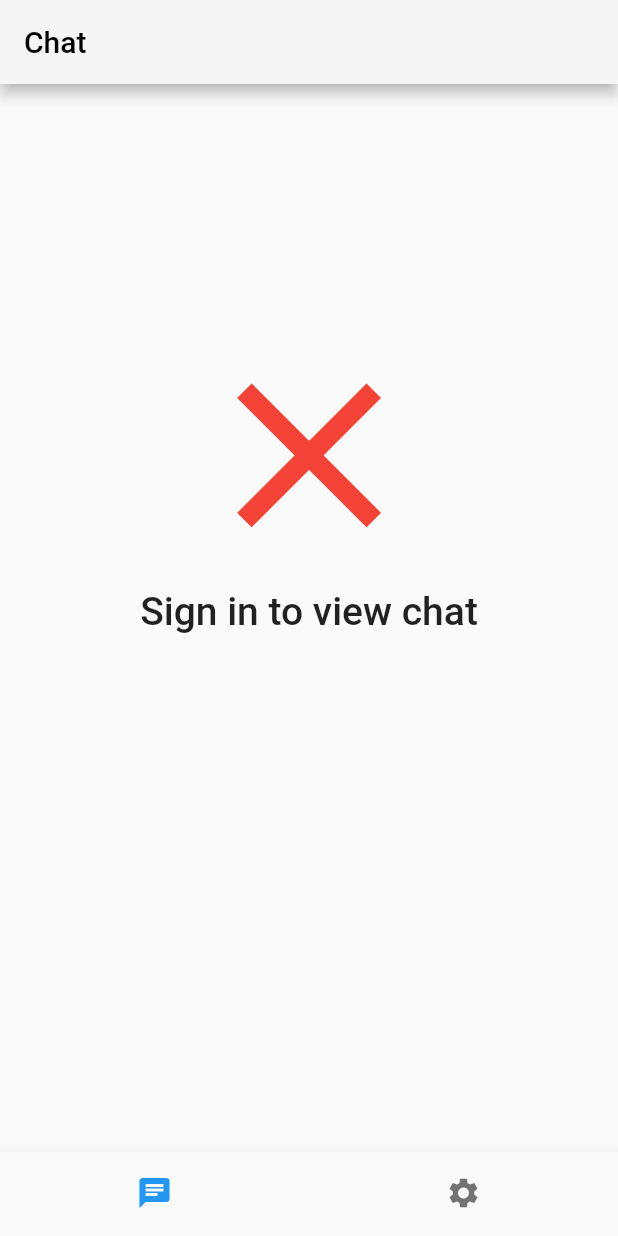
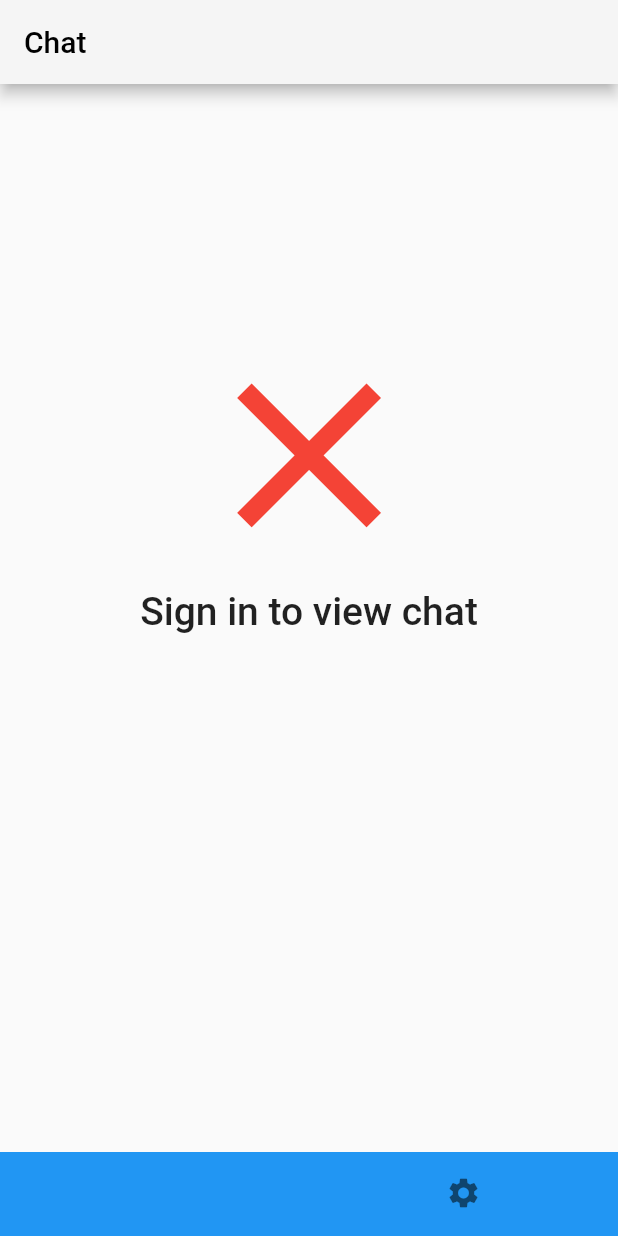
Before and after one commit to kylerwsm/whatsup, a Flutter app: the screen it shows after launch, on a phone screen of 412 x 824 dp. Run offline on Flutter 3.47's test engine with Material 2 defaults, Android fonts, the phone set to English and light mode, and no system bars; our stand-ins replace cloud_firestore, firebase_auth, google_sign_in; accounts and stored records are empty.

Commit message:
enhanced look of text input and bnb

```diff
--- a/lib/main.dart
+++ b/lib/main.dart
@@ -66,6 +66,8 @@ class _BottomNavigatorViewState extends State<BottomNavigatorView> {
         // and unselected font sizes to emphasize the selected option.
         unselectedFontSize: 12.0,
         selectedFontSize: 12.0,
+        backgroundColor: Theme.of(context).primaryColor,
+        elevation: 0.0,
         // The current active index is represented by our
         // [currentIndex] variable.
         currentIndex: currentIndex,
```
